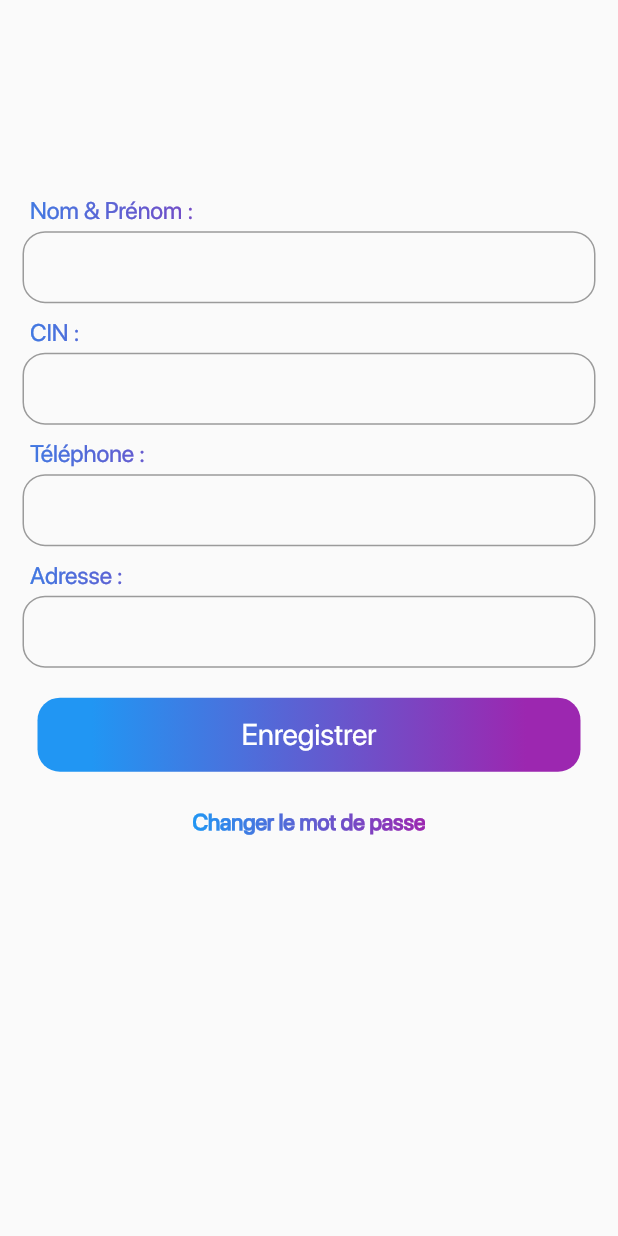
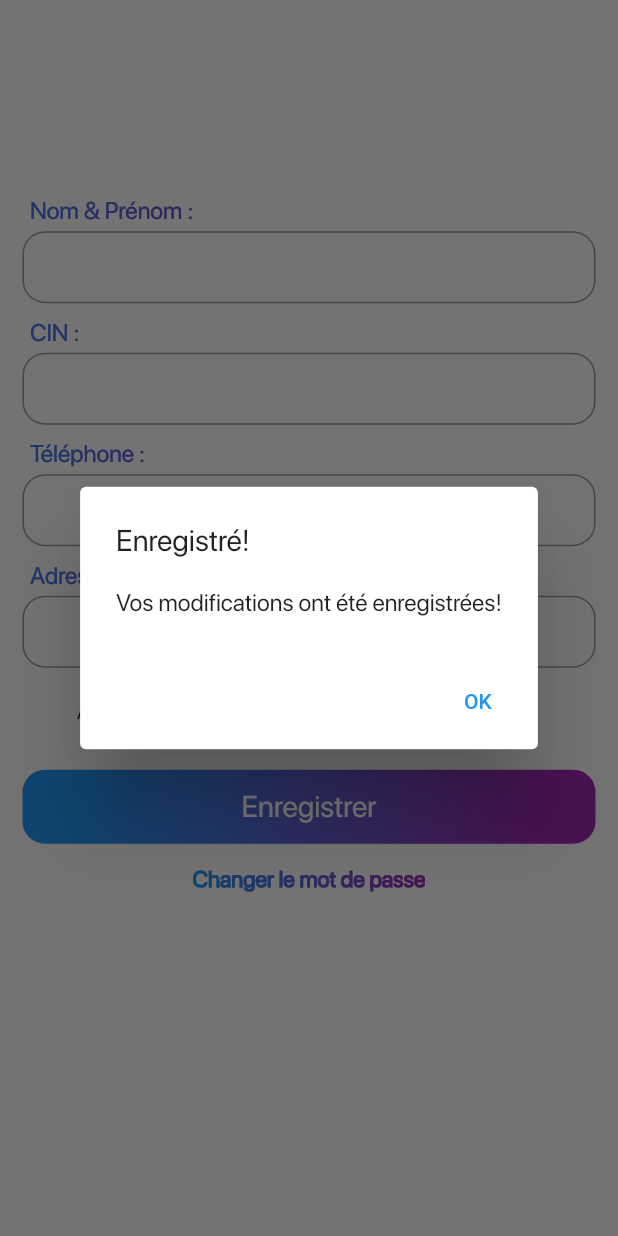
Before and after one commit to AkuDevv/gas_leak, a Flutter app: the ProfileView screen opened directly, after a tap on "Enregistrer", on a phone screen of 412 x 824 dp. Run offline on Flutter 3.47's test engine with Material 2 defaults, Android fonts, the phone set to English and light mode, and no system bars; drawn by our look-alikes of simple_gradient_text; our stand-ins replace auto_size_text, cloud_firestore, email_validator, firebase_auth, firebase_core, flutter_signin_button and 3 more; accounts and stored records are empty.

```diff
--- a/lib/widgets/HomePage.dart
+++ b/lib/widgets/HomePage.dart
@@ -1,7 +1,6 @@
 import 'package:flutter/material.dart';
 import 'package:gas_leak_safety/widgets/AccueilPage.dart';
 import 'package:gas_leak_safety/widgets/HistoriquePage.dart';
-import 'package:gas_leak_safety/widgets/ProfilePage.dart';
 import 'package:gas_leak_safety/widgets/profil_view.dart';
 
 import 'TabBar.dart';
@@ -14,6 +13,7 @@ class HomePage extends StatefulWidget {
 }
 
 class _HomePageState extends State<HomePage> {
+
   @override
   Widget build(BuildContext context) {
     return TabBarWidget(
--- a/lib/widgets/navBar.dart
+++ b/lib/widgets/navBar.dart
@@ -4,7 +4,6 @@ import 'package:firebase_auth/firebase_auth.dart';
 import 'package:flutter/material.dart';
 import 'package:gas_leak_safety/widgets/HistoriquePage.dart';
 import 'package:gas_leak_safety/widgets/HomePage.dart';
-import 'package:gas_leak_safety/widgets/ProfilePage.dart';
 import 'package:gas_leak_safety/widgets/login_email_password.dart';
 import 'package:cloud_firestore/cloud_firestore.dart';
 
@@ -102,7 +101,7 @@ class _NavBarState extends State<NavBar> {
                 Navigator.of(context).pop();
               }
               else{
-                Navigator.pushReplacement(context, MaterialPageRoute(builder: (context)=> ProfilePage()));
+
               }
             },
           ),
--- a/lib/widgets/profil_view.dart
+++ b/lib/widgets/profil_view.dart
@@ -4,7 +4,7 @@ import 'package:flutter/material.dart';
 import 'package:cloud_firestore/cloud_firestore.dart';
 import 'package:firebase_auth/firebase_auth.dart';
 import 'package:gas_leak_safety/widgets/changePassword.dart';
-import 'package:gas_leak_safety/widgets/HomePage.dart';
+import 'package:geolocator/geolocator.dart';
 import 'package:simple_gradient_text/simple_gradient_text.dart';
 
 class ProfileView extends StatefulWidget {
@@ -16,7 +16,6 @@ class ProfileView extends StatefulWidget {
 
 class _ProfileViewState extends State<ProfileView> {
   TextEditingController fnameController = TextEditingController();
-  TextEditingController lnameController = TextEditingController();
   TextEditingController cinController = TextEditingController();
   TextEditingController telController = TextEditingController();
   TextEditingController adresseController = TextEditingController();
@@ -29,6 +28,47 @@ class _ProfileViewState extends State<ProfileView> {
   String? email = "";
 
   User? user = FirebaseAuth.instance.currentUser;
+
+  double? longitude = 0;
+  double? latitude = 0;
+  bool acceptedLocation = false;
+
+  String message = "";
+
+  Future<Position> _getGeoLocationPosition() async {
+    bool serviceEnabled;
+    LocationPermission permission;
+    // Test if location services are enabled.
+    serviceEnabled = await Geolocator.isLocationServiceEnabled();
+    if (!serviceEnabled) {
+      // Location services are not enabled don't continue
+      // accessing the position and request users of the
+      // App to enable the location services.
+      await Geolocator.openLocationSettings();
+      return Future.error('Location services are disabled.');
+    }
+    permission = await Geolocator.checkPermission();
+    if (permission == LocationPermission.denied) {
+      permission = await Geolocator.requestPermission();
+      if (permission == LocationPermission.denied) {
+        // Permissions are denied, next time you could try
+        // requesting permissions again (this is also where
+        // Android's shouldShowRequestPermissionRationale
+        // returned true. According to Android guidelines
+        // your App should show an explanatory UI now.
+        return Future.error('Location permissions are denied');
+      }
+    }
+    if (permission == LocationPermission.deniedForever) {
+      // Permissions are denied forever, handle appropriately.
+      return Future.error(
+          'Location permissions are permanently denied, we cannot request permissions.');
+    }
+    // When we reach here, permissions are granted and we can
+    // continue accessing the position of the device.
+    return await Geolocator.getCurrentPosition(
+        desiredAccuracy: LocationAccuracy.high);
+  }
 
   final _formkey = GlobalKey<FormState>();
 
@@ -76,26 +116,20 @@ class _ProfileViewState extends State<ProfileView> {
                     padding: const EdgeInsets.only(left: 20, bottom: 4),
                     child: GradientText(
                       'Nom & Prénom :',
-                      style: TextStyle(
-                          fontFamily: 'Sfpro',
-                          fontSize: 16),
+                      style: TextStyle(fontFamily: 'Sfpro', fontSize: 16),
                       gradientType: GradientType.radial,
                       radius: 14,
-                      colors:  const [
-                        Colors.purple,Colors.blue
-                      ],
+                      colors: const [Colors.purple, Colors.blue],
                     ),
                   ),
                   // FIRST NAME TEXT FIELD
                   Padding(
-                    padding:
-                        const EdgeInsets.only(left: 15.0, right: 15.0),
+                    padding: const EdgeInsets.only(left: 15.0, right: 15.0),
                     child: TextFormField(
                       controller: fnameController,
                       keyboardType: TextInputType.text,
                       textInputAction: TextInputAction.next,
-                      style: const TextStyle(
-                          fontSize: 15, fontFamily: 'Sfpro'),
+                      style: const TextStyle(fontSize: 15, fontFamily: 'Sfpro'),
                       decoration: InputDecoration(
                           hintText: fname,
                           labelStyle: const TextStyle(
@@ -108,31 +142,25 @@ class _ProfileViewState extends State<ProfileView> {
                   ),
 
                   Padding(
-                    padding: const EdgeInsets.only(
-                        left: 20, bottom: 4, top: 10),
+                    padding:
+                        const EdgeInsets.only(left: 20, bottom: 4, top: 10),
                     child: GradientText(
                       'CIN :',
-                      style: TextStyle(
-                          fontFamily: 'Sfpro',
-                          fontSize: 16),
+                      style: TextStyle(fontFamily: 'Sfpro', fontSize: 16),
                       gradientType: GradientType.radial,
                       radius: 14,
-                      colors:  const [
-                        Colors.purple,Colors.blue
-                      ],
+                      colors: const [Colors.purple, Colors.blue],
                     ),
                   ),
                   //CIN FIELD
 
                   Padding(
-                    padding:
-                        const EdgeInsets.only(left: 15.0, right: 15.0),
+                    padding: const EdgeInsets.only(left: 15.0, right: 15.0),
                     child: TextFormField(
                       controller: cinController,
                       keyboardType: TextInputType.text,
                       textInputAction: TextInputAction.next,
-                      style: const TextStyle(
-                          fontSize: 15, fontFamily: 'Sfpro'),
+                      style: const TextStyle(fontSize: 15, fontFamily: 'Sfpro'),
                       decoration: InputDecoration(
                           hintText: cin,
                           labelStyle: const TextStyle(
@@ -145,30 +173,24 @@ class _ProfileViewState extends State<ProfileView> {
                   ),
 
                   Padding(
-                    padding: const EdgeInsets.only(
-                        left: 20, bottom: 4, top: 10),
+                    padding:
+                        const EdgeInsets.only(left: 20, bottom: 4, top: 10),
                     child: GradientText(
                       'Téléphone :',
-                      style: TextStyle(
-                          fontFamily: 'Sfpro',
-                          fontSize: 16),
+                      style: TextStyle(fontFamily: 'Sfpro', fontSize: 16),
                       gradientType: GradientType.radial,
                       radius: 14,
-                      colors:  const [
-                        Colors.purple,Colors.blue
-                      ],
+                      colors: const [Colors.purple, Colors.blue],
                     ),
                   ),
 
                   Padding(
-                    padding:
-                        const EdgeInsets.only(left: 15.0, right: 15.0),
+                    padding: const EdgeInsets.only(left: 15.0, right: 15.0),
                     child: TextFormField(
                       controller: telController,
                       keyboardType: TextInputType.text,
                       textInputAction: TextInputAction.next,
-                      style: const TextStyle(
-                          fontSize: 15, fontFamily: 'Sfpro'),
+                      style: const TextStyle(fontSize: 15, fontFamily: 'Sfpro'),
                       decoration: InputDecoration(
                           hintText: tel,
                           labelStyle: const TextStyle(
@@ -181,30 +203,24 @@ class _ProfileViewState extends State<ProfileView> {
                   ),
 
                   Padding(
-                    padding: const EdgeInsets.only(
-                        left: 20, bottom: 4, top: 10),
+                    padding:
+                        const EdgeInsets.only(left: 20, bottom: 4, top: 10),
                     child: GradientText(
                       'Adresse :',
-                      style: TextStyle(
-                          fontFamily: 'Sfpro',
-                          fontSize: 16),
+                      style: TextStyle(fontFamily: 'Sfpro', fontSize: 16),
                       gradientType: GradientType.radial,
                       radius: 14,
-                      colors:  const [
-                        Colors.purple,Colors.blue
-                      ],
+                      colors: const [Colors.purple, Colors.blue],
                     ),
                   ),
 
                   Padding(
-                    padding:
-                        const EdgeInsets.only(left: 15.0, right: 15.0),
+                    padding: const EdgeInsets.only(left: 15.0, right: 15.0),
                     child: TextFormField(
                       controller: adresseController,
                       keyboardType: TextInputType.text,
                       textInputAction: TextInputAction.next,
-                      style: const TextStyle(
-                          fontSize: 15, fontFamily: 'Sfpro'),
+                      style: const TextStyle(fontSize: 15, fontFamily: 'Sfpro'),
                       decoration: InputDecoration(
                           hintText: adresse,
                           labelStyle: const TextStyle(
@@ -215,49 +231,72 @@ class _ProfileViewState extends State<ProfileView> {
                           contentPadding: const EdgeInsets.all(10)),
                     ),
                   ),
+                  Row(
+                    mainAxisAlignment: MainAxisAlignment.center,
+                    children: [
                       Padding(
-                    padding: const EdgeInsets.all(10.0),
-                    child: Column(
-                      crossAxisAlignment: CrossAxisAlignment.start,
-                      children: <Widget>[
+                        padding: const EdgeInsets.all(5),
+                        child:
+                            const Text("Autoriser l'accès à mon emplacement :"),
+                      ),
                       Padding(
-                          padding: const EdgeInsets.only(
-                              left: 15.0, right: 15.0, top: 10),
+                        padding: const EdgeInsets.all(5),
+                        child: Switch(
+                            value: acceptedLocation,
+                            onChanged: (bool value) async {
+                              acceptedLocation = true;
+                              Position position =
+                                  await _getGeoLocationPosition();
+                              while (longitude == 0 && latitude == 0) {
+                                showDialog<String>(
+                                  context: context,
+                                  builder: (BuildContext context) =>
+                                      AlertDialog(
+                                    title: const Text(
+                                      'Veuillez Patienter...',
+                                      style: TextStyle(fontFamily: 'Sfpro'),
+                                    ),
+                                    content: const CircularProgressIndicator(),
+                                  ),
+                                );
+                              }
+                              setState(() {
+                                latitude = position.latitude;
+                                longitude = position.longitude;
+                              });
+                            }),
+                      ),
+                    ],
+                  ),
+                  Padding(
+                    padding:
+                        const EdgeInsets.only(left: 15.0, right: 15.0, top: 10),
                     child: Container(
                       decoration: BoxDecoration(
                           borderRadius: BorderRadius.circular(15),
                           gradient: LinearGradient(
-                                colors: const [Colors.blue,Colors.purple],
-                                stops: const [0.1,0.9]
-                              )
-                            ),
+                              colors: const [Colors.blue, Colors.purple],
+                              stops: const [0.1, 0.9])),
                       width: MediaQuery.of(context).size.width,
-                            height: MediaQuery.of(context).size.height *
-                                0.06,
+                      height: MediaQuery.of(context).size.height * 0.06,
                       child: RaisedButton(
                           color: Colors.transparent,
                           elevation: 0,
                           shape: RoundedRectangleBorder(
-                                    borderRadius:
-                                        BorderRadius.circular(15)),
+                              borderRadius: BorderRadius.circular(15)),
                           onPressed: () async {
-                                  if (!_formkey.currentState!
-                                          .validate() ==
-                                      true) {
+                            if (!_formkey.currentState!.validate() == true) {
                               return;
                             }
 
                             if (user != null) {
                               CollectionReference users =
-                                        firebaseFirestore
-                                            .collection('users');
+                                  firebaseFirestore.collection('users');
                               await users.doc(user!.uid).set({
-                                      'name': "${fnameController.text} ${lnameController.text}" ==
-                                              ""
+                                'name': fnameController.text == ""
                                     ? fname
-                                          : "${fnameController.text} ${lnameController.text}",
-                                      'email':
-                                          emailController.text == ""
+                                    : fnameController.text,
+                                'email': emailController.text == ""
                                     ? email
                                     : emailController.text,
                                 'cin': cinController.text == ""
@@ -266,14 +305,40 @@ class _ProfileViewState extends State<ProfileView> {
                                 'tel': telController.text == ""
                                     ? tel
                                     : telController.text,
-                                      'adresse':
-                                          adresseController.text == ""
+                                'adresse': adresseController.text == ""
                                     ? adresse
                                     : adresseController.text,
                                 'photo': "",
+                                'latitude': latitude == 0 ? 0 : latitude,
+                                'longitude': longitude == 0 ? 0 : longitude,
                                 'uid': user!.uid,
                                 'provider': "EMAIL"
-                                    });
+                              }).then((value) => showDialog<String>(
+                                        context: context,
+                                        builder: (BuildContext context) =>
+                                            AlertDialog(
+                                          title: const Text(
+                                            'Enregistré!',
+                                            style:
+                                                TextStyle(fontFamily: 'Sfpro'),
+                                          ),
+                                          content: const Text(
+                                            'Vos modifications ont été enregistrées!',
+                                            style:
+                                                TextStyle(fontFamily: 'Sfpro'),
+                                          ),
+                                          actions: <Widget>[
+                                            TextButton(
+                                              onPressed: () =>
+                                                  Navigator.pop(context, 'OK'),
+                                              child: const Text('OK'),
+                                            ),
+                                          ],
+                                        ),
+                                      ) /*(value) {setState(() {
+                                message = 'Votre profil a été modifié avec succès!';
+                              });}*/
+                                  );
                             }
                           },
                           child: const Text(
@@ -286,9 +351,6 @@ class _ProfileViewState extends State<ProfileView> {
                           )),
                     ),
                   ),
-                      ],
-                    ),
-                  ),
 
                   // LOGIN BUTTON
                   Center(
@@ -297,21 +359,20 @@ class _ProfileViewState extends State<ProfileView> {
                         Navigator.push(
                             context,
                             MaterialPageRoute(
-                                builder: (context) =>
-                                    const changePassword()));
+                                builder: (context) => const changePassword()));
                       },
-                      child: GradientText(
-                          "Changer le mot de passe",
-                          colors: const [
-                            Colors.blue,
-                            Colors.purple
-                          ],
+                      child: GradientText("Changer le mot de passe",
+                          colors: const [Colors.blue, Colors.purple],
                           style: TextStyle(
                               fontSize: 15,
                               fontWeight: FontWeight.bold,
                               fontFamily: 'Sfpro')),
                     ),
-                  )
+                  ),
+                  Padding(
+                    padding: const EdgeInsets.all(8.0),
+                    child: Text(message),
+                  ),
                 ],
               ),
             ),
--- a/pubspec.yaml
+++ b/pubspec.yaml
@@ -43,6 +43,8 @@ dependencies:
   url_launcher: ^6.1.5
   get_it: ^7.2.0
   simple_gradient_text: ^1.2.3
+  geolocator: ^9.0.1
+  geocoding: ^2.0.5
   flutter_facebook_auth: ^4.4.1
   flutter_signin_button: ^2.0.0
   firebase_core_platform_interface: ^4.4.0
```
Also changed, not shown: lib/widgets/ProfilePage.dart (deleted, +0 -42 lines), pubspec.lock, 6 other files. Lines whose indentation alone changed are shown as unchanged.
